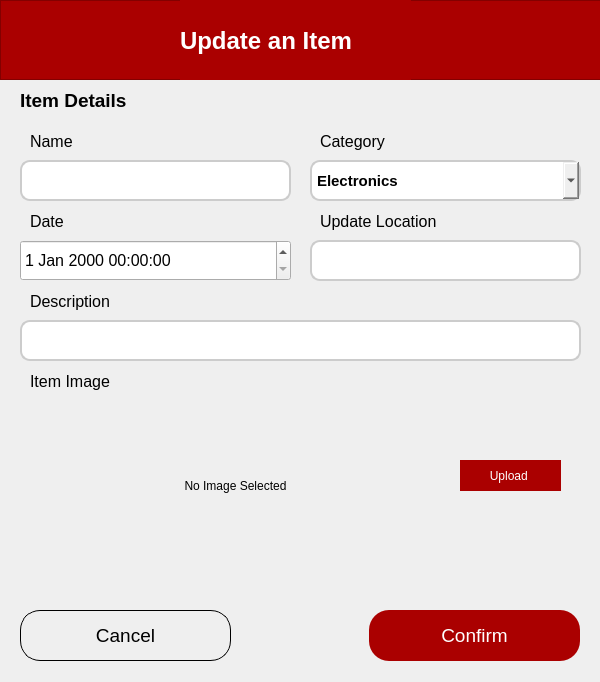
Before: the Qt Designer form src/frontend/updateItem.ui in brexer/lost-and-found-system, drawn with Qt 5.
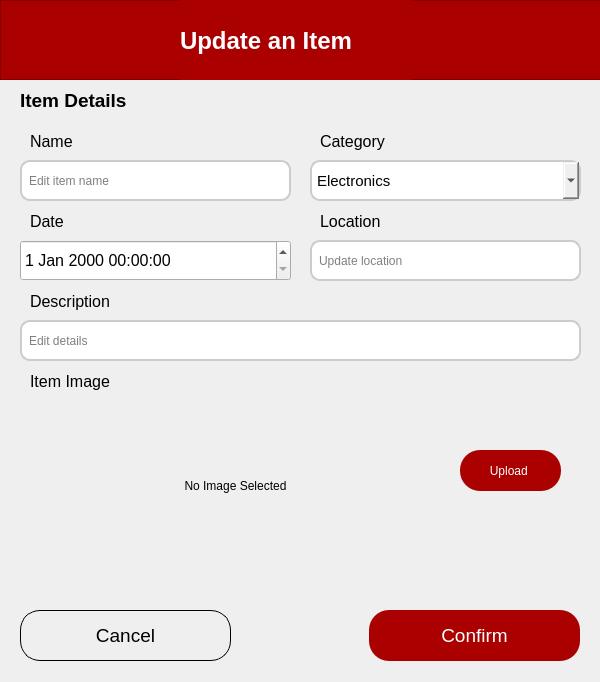
After: the same form once the commit is applied.

What changed in the file:
```diff
--- a/src/frontend/updateItem.ui
+++ b/src/frontend/updateItem.ui
@@ -10,6 +10,18 @@
     <height>682</height>
    </rect>
   </property>
+  <property name="minimumSize">
+   <size>
+    <width>600</width>
+    <height>682</height>
+   </size>
+  </property>
+  <property name="maximumSize">
+   <size>
+    <width>600</width>
+    <height>682</height>
+   </size>
+  </property>
   <property name="windowTitle">
    <string>Dialog</string>
   </property>
@@ -24,9 +36,10 @@
    </property>
    <property name="font">
     <font>
+     <family>Segoe UI</family>
      <pointsize>11</pointsize>
-     <weight>75</weight>
-     <bold>true</bold>
+     <weight>50</weight>
+     <bold>false</bold>
     </font>
    </property>
    <property name="styleSheet">
@@ -81,9 +94,9 @@
    <property name="geometry">
     <rect>
      <x>460</x>
-     <y>460</y>
+     <y>450</y>
      <width>101</width>
-     <height>31</height>
+     <height>41</height>
     </rect>
    </property>
    <property name="styleSheet">
@@ -155,6 +168,9 @@
    <property name="text">
     <string/>
    </property>
+   <property name="placeholderText">
+    <string>Edit item name</string>
+   </property>
   </widget>
   <widget class="QLabel" name="label_2">
    <property name="geometry">
@@ -273,6 +289,9 @@
    <property name="text">
     <string/>
    </property>
+   <property name="placeholderText">
+    <string>Edit details</string>
+   </property>
   </widget>
   <widget class="QLabel" name="label_7">
    <property name="geometry">
@@ -326,6 +345,9 @@
         padding: 5px;
     }</string>
    </property>
+   <property name="placeholderText">
+    <string>Update location</string>
+   </property>
   </widget>
   <widget class="QLabel" name="itemImagePreview">
    <property name="geometry">
@@ -391,7 +413,7 @@
     </font>
    </property>
    <property name="text">
-    <string>Update Location</string>
+    <string>Location</string>
    </property>
   </widget>
   <widget class="QDateTimeEdit" name="dateTimeEdit">
```
